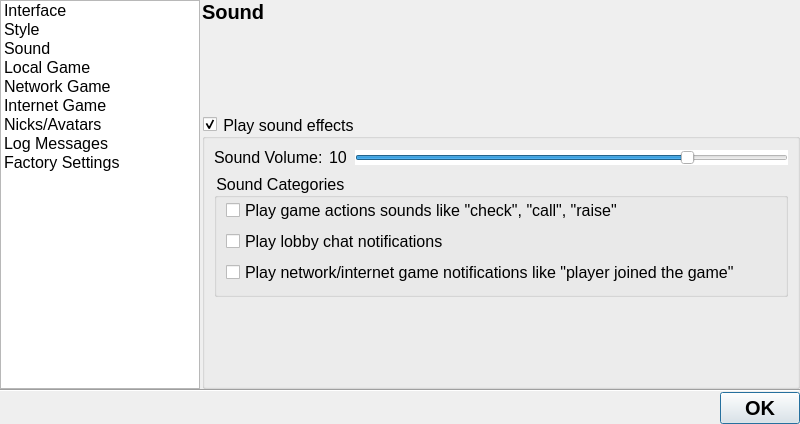
Old version of the form src/gui/qt/gui_800x480/settingsdialog_800x480.ui in the repository pokerth/pokerth.
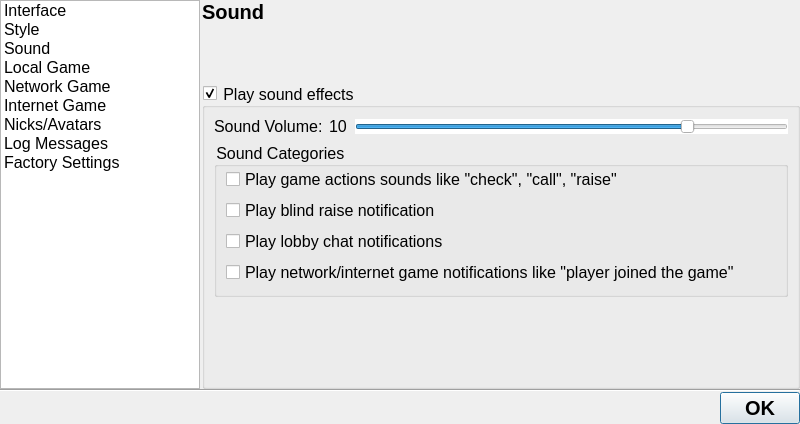
New version of the form. The open tabs and pages were chosen to show the change. Icons and pictures are not drawn. Custom widgets are drawn as their Qt base class.

Commit message: fix gui_800x480 build bug for possible android build

```diff
--- a/src/gui/qt/gui_800x480/settingsdialog_800x480.ui
+++ b/src/gui/qt/gui_800x480/settingsdialog_800x480.ui
@@ -149,7 +149,7 @@
      <item>
       <widget class="QStackedWidget" name="stackedWidget">
        <property name="currentIndex">
-        <number>7</number>
+        <number>0</number>
        </property>
        <widget class="QWidget" name="page">
         <property name="styleSheet">
@@ -1063,14 +1063,14 @@
                  </property>
                 </widget>
                </item>
-               <item row="1" column="0">
+               <item row="2" column="0">
                 <widget class="QCheckBox" name="checkBox_playLobbyChatNotification">
                  <property name="text">
                   <string>Play lobby chat notifications</string>
                  </property>
                 </widget>
                </item>
-               <item row="2" column="0">
+               <item row="3" column="0">
                 <widget class="QCheckBox" name="checkBox_playNetworkGameNotification">
                  <property name="text">
                   <string>Play network/internet game notifications like &quot;player joined the game&quot;</string>
@@ -1080,6 +1080,13 @@
                  </property>
                 </widget>
                </item>
+               <item row="1" column="0">
+                <widget class="QCheckBox" name="checkBox_playBlindRaiseSound">
+                 <property name="text">
+                  <string>Play blind raise notification</string>
+                 </property>
+                </widget>
+               </item>
               </layout>
              </widget>
             </item>
```
